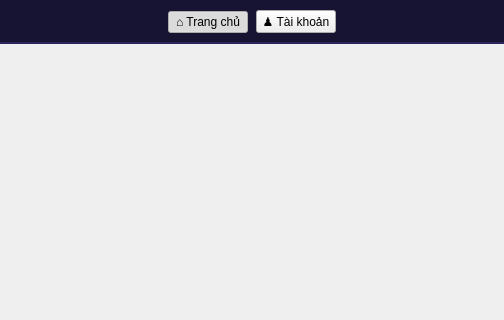
Above: OUT_SRC_THEANH/OUT_SRC_THEANH/ui/MainWindow.ui from dinhquanghaICTU/OUT_SRC before the change; both pictures show x 121 to 625 and y 0 to 320 of the 800 by 480 pixel window. Below: the same form after it.
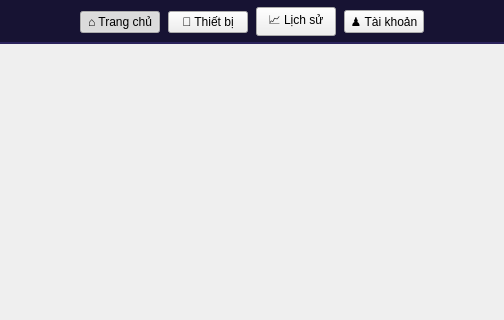
That is the form after the change.

What changed in the file:
```diff
--- a/OUT_SRC_THEANH/OUT_SRC_THEANH/ui/MainWindow.ui
+++ b/OUT_SRC_THEANH/OUT_SRC_THEANH/ui/MainWindow.ui
@@ -119,7 +119,45 @@
         </widget>
        </item>
 
+       <item>
+        <widget class="QPushButton" name="devicesButton">
+         <property name="objectName">
+          <string>topNavBtn</string>
+         </property>
+         <property name="text">
+          <string>📡 Thiết bị</string>
+         </property>
+         <property name="checkable">
+          <bool>true</bool>
+         </property>
+         <property name="autoExclusive">
+          <bool>true</bool>
+         </property>
+         <property name="cursor">
+          <cursorShape>PointingHandCursor</cursorShape>
+         </property>
+        </widget>
+       </item>
 
+       <item>
+        <widget class="QPushButton" name="historyButton">
+         <property name="objectName">
+          <string>topNavBtn</string>
+         </property>
+         <property name="text">
+          <string>📈 Lịch sử</string>
+         </property>
+         <property name="checkable">
+          <bool>true</bool>
+         </property>
+         <property name="autoExclusive">
+          <bool>true</bool>
+         </property>
+         <property name="cursor">
+          <cursorShape>PointingHandCursor</cursorShape>
+         </property>
+        </widget>
+       </item>
 
        <item>
         <widget class="QPushButton" name="usersButton">
```
